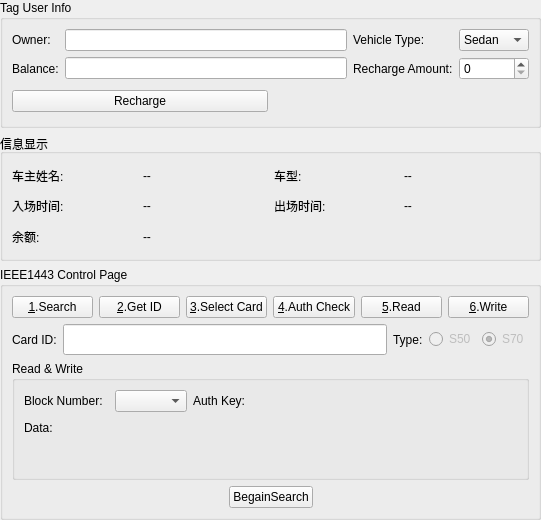
Old version of the form rfidWidget/IEEE14443ControlWidget.ui in the repository ziawerquart/RFID_ParkingSystemV2.
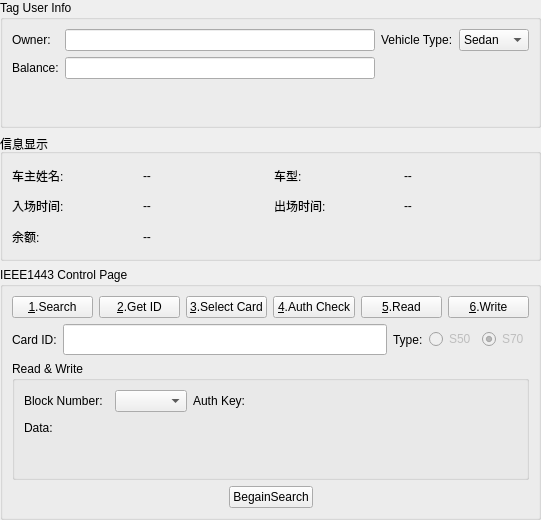
New version of the form. Custom widgets are drawn as their Qt base class.

Commit message: Remove manual recharge UI and flow

Patch:
```diff
--- a/rfidWidget/IEEE14443ControlWidget.ui
+++ b/rfidWidget/IEEE14443ControlWidget.ui
@@ -86,31 +86,10 @@
           </property>
          </widget>
         </item>
-        <item row="1" column="2">
-         <widget class="QLabel" name="label_recharge">
-          <property name="text">
-           <string>Recharge Amount:</string>
-          </property>
-         </widget>
-        </item>
-        <item row="1" column="3">
-         <widget class="QSpinBox" name="rechargeSpin">
-          <property name="maximum">
-           <number>100000</number>
-          </property>
-         </widget>
-        </item>
        </layout>
       </item>
       <item>
        <layout class="QHBoxLayout" name="horizontalLayout_infoButtons">
-        <item>
-         <widget class="QPushButton" name="rechargeBtn">
-          <property name="text">
-           <string>Recharge</string>
-          </property>
-         </widget>
-        </item>
         <item>
          <widget class="QLabel" name="parkingStatusLabel">
           <property name="text">
```
The commit also changes 2 other files.
